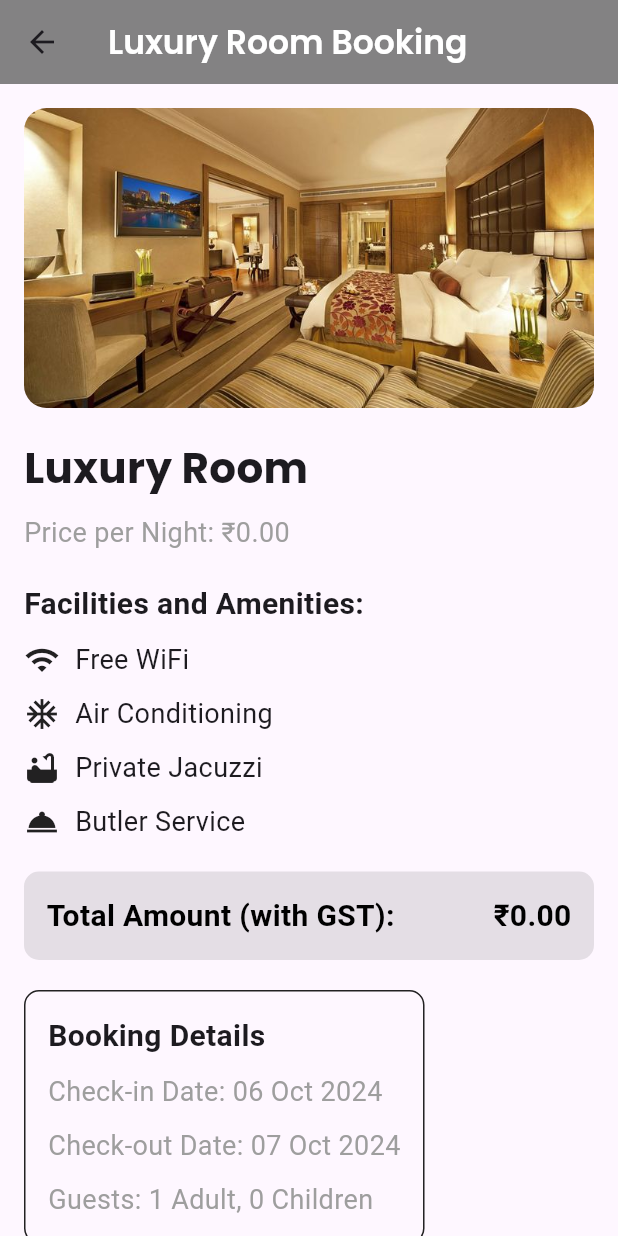
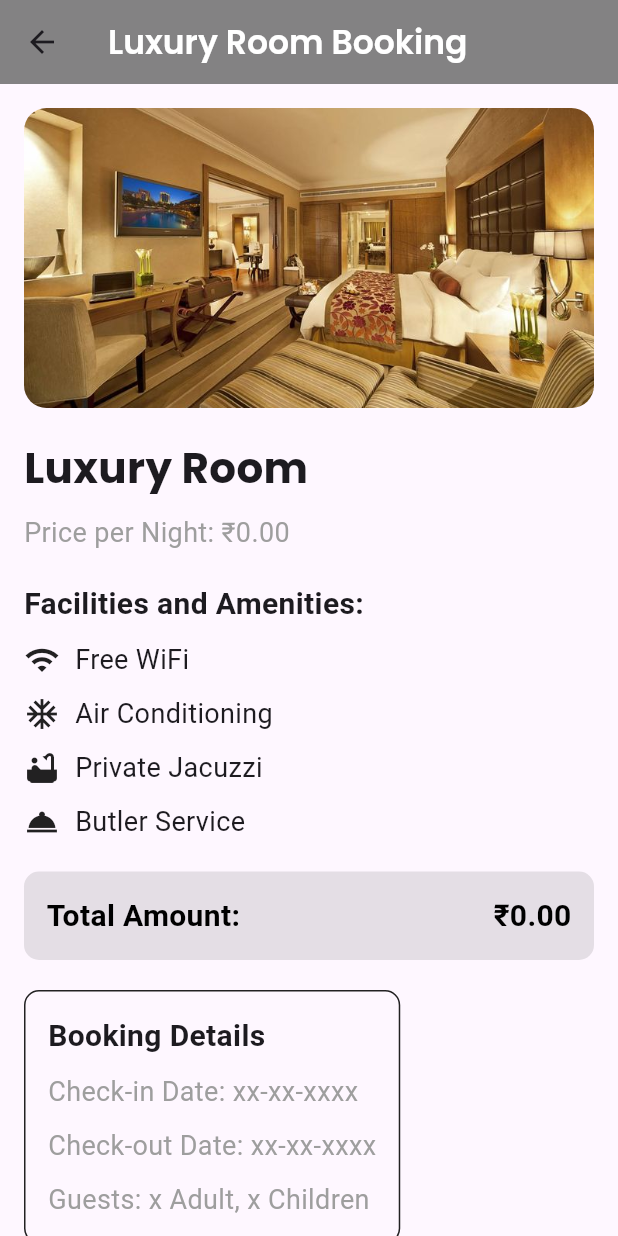
Before and after one commit to SohalSawardekar/Hotel_Booking_App, a Flutter app: the LuxuryBookingPage screen opened directly, on a phone screen of 412 x 824 dp. Run offline on Flutter 3.47's test engine with Material 3 defaults, Android fonts, the phone set to English and light mode, and no system bars; our stand-ins replace carousel_slider, cloud_firestore, firebase_auth, firebase_core, flutter_rating_bar, google_fonts and 3 more; missing offline and left inert: dart:ffi, razorpay_flutter, upi_india; accounts and stored records are empty.

Commit message:
UI changes

```diff
--- a/lib/constants/ImportFiles.dart
+++ b/lib/constants/ImportFiles.dart
@@ -37,6 +37,7 @@ export 'package:hotel_booking/screens/bookings/AvailabilityPage.dart';
 export 'package:hotel_booking/screens/bookings/bookingHistory.dart';
 export 'package:hotel_booking/screens/bookings/VillaBookingPage.dart';
 export 'package:hotel_booking/screens/rooms/VillaGalleryPage.dart';
+export 'package:razorpay_flutter/razorpay_flutter.dart';
 
 export 'package:hotel_booking/constants/data.dart';
 export 'package:hotel_booking/constants/theme.dart';
--- a/lib/screens/bookings/LuxuryBookingPage.dart
+++ b/lib/screens/bookings/LuxuryBookingPage.dart
@@ -1,3 +1,5 @@
+// ignore_for_file: unused_local_variable
+
 import 'package:intl/intl.dart';
 import '../../constants/ImportFiles.dart'; // Adjust import path as needed
 
@@ -13,7 +15,7 @@ class _LuxuryBookingPageState extends State<LuxuryBookingPage> {
   DateTime checkOutDate = DateTime.now().add(const Duration(days: 1));
   String roomType = 'Luxury';
   int pricePerNight = 10; // Will be fetched from Firestore
-  double gst = 0.18; // Assuming GST is 18%
+  double gst = 0; // Assuming GST is 18%
   bool isLoading = true;
 
   @override
@@ -154,10 +156,10 @@ class _LuxuryBookingPageState extends State<LuxuryBookingPage> {
 
                     // Total Amount Section
                     Container(
-                      padding: EdgeInsets.all(15),
+                      padding: const EdgeInsets.all(15),
                       decoration: BoxDecoration(
                         color: isDarkMode
-                            ? Color.fromARGB(230, 199, 199, 199)
+                            ? const Color.fromARGB(230, 199, 199, 199)
                                 .withOpacity(0.1)
                             : Colors.black87.withOpacity(0.1),
                         borderRadius: BorderRadius.circular(10),
@@ -166,12 +168,12 @@ class _LuxuryBookingPageState extends State<LuxuryBookingPage> {
                         mainAxisAlignment: MainAxisAlignment.spaceBetween,
                         children: [
                           Text(
-                            'Total Amount (with GST):',
+                            'Total Amount:',
                             style: TextStyle(
                               fontSize: 20,
                               fontWeight: FontWeight.bold,
                               color: isDarkMode
-                                  ? Color.fromARGB(255, 230, 228, 228)
+                                  ? const Color.fromARGB(255, 230, 228, 228)
                                   : Colors.black,
                             ),
                           ),
@@ -181,7 +183,7 @@ class _LuxuryBookingPageState extends State<LuxuryBookingPage> {
                               fontSize: 20,
                               fontWeight: FontWeight.bold,
                               color: isDarkMode
-                                  ? Color.fromARGB(255, 230, 228, 228)
+                                  ? const Color.fromARGB(255, 230, 228, 228)
                                   : Colors.black,
                             ),
                           ),
@@ -197,29 +199,28 @@ class _LuxuryBookingPageState extends State<LuxuryBookingPage> {
                         borderRadius: BorderRadius.circular(10),
                         border: Border.all(color: Colors.black87, width: 1),
                       ),
-                      child: Column(
+                      child: const Column(
                         crossAxisAlignment: CrossAxisAlignment.start,
                         children: [
-                          const Text(
+                          Text(
                             'Booking Details',
                             style: TextStyle(
                                 fontSize: 20, fontWeight: FontWeight.bold),
                           ),
-                          const SizedBox(height: 10),
+                          SizedBox(height: 10),
                           Text(
-                            'Check-in Date: $formattedCheckIn',
-                            style: const TextStyle(
+                            'Check-in Date: xx-xx-xxxx',
+                            style: TextStyle(fontSize: 18, color: Colors.grey),
+                          ),
+                          SizedBox(height: 10),
+                          Text(
+                            'Check-out Date: xx-xx-xxxx',
+                            style: TextStyle(
                                 fontSize: 18, color: Colors.grey),
                           ),
-                          const SizedBox(height: 10),
+                          SizedBox(height: 10),
                           Text(
-                            'Check-out Date: $formattedCheckOut',
-                            style: const TextStyle(
-                                fontSize: 18, color: Colors.grey),
-                          ),
-                          const SizedBox(height: 10),
-                          const Text(
-                            'Guests: 1 Adult, 0 Children',
+                            'Guests: x Adult, x Children',
                             style: TextStyle(fontSize: 18, color: Colors.grey),
                           ),
                         ],
--- a/lib/screens/rooms/PremiumRoomGalleryPage.dart
+++ b/lib/screens/rooms/PremiumRoomGalleryPage.dart
@@ -36,7 +36,7 @@ class _PremiumRoomGalleryPageState extends State<PremiumRoomGalleryPage> {
       'Bathtub',
       // Add more amenities if needed
     ];
-    const String extraBedCharges = '₹800 per night';
+    const String extraBedCharges = '₹1000 per night';
 
     return Scaffold(
       appBar: AppBar(
--- a/lib/screens/rooms/StandardRoomGalleryPage.dart
+++ b/lib/screens/rooms/StandardRoomGalleryPage.dart
@@ -36,7 +36,7 @@ class _StandardRoomGalleryPageState extends State<StandardRoomGalleryPage> {
       'Air Conditioning',
       'Mini Bar'
     ];
-    const String extraBedCharges = '₹500 per night';
+    const String extraBedCharges = '₹1000 per night';
 
     return Scaffold(
       appBar: AppBar(
--- a/lib/screens/rooms/SuiteRoomGalleryPage.dart
+++ b/lib/screens/rooms/SuiteRoomGalleryPage.dart
@@ -35,7 +35,7 @@ class _SuiteRoomGalleryPageState extends State<SuiteRoomGalleryPage> {
       'Kitchenette',
       'Room Service'
     ];
-    const String extraBedCharges = '₹1200 per night';
+    const String extraBedCharges = '₹1000 per night';
 
     return Scaffold(
       appBar: AppBar(
```
Also changed, not shown: lib/screens/bookings/PremiumBookingPage.dart (+14 -14 lines), lib/screens/bookings/StandardBookingPage.dart (+16 -16 lines), lib/screens/bookings/SuiteBookingPage.dart (+13 -13 lines), lib/screens/bookings/VillaBookingPage.dart (+16 -16 lines).
